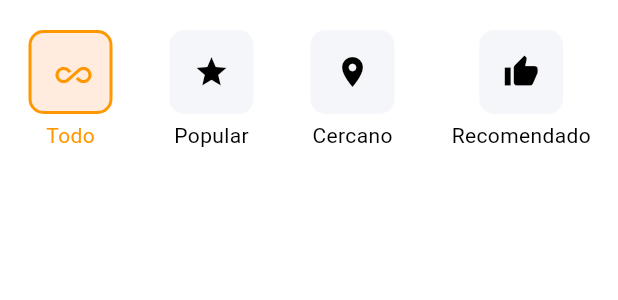
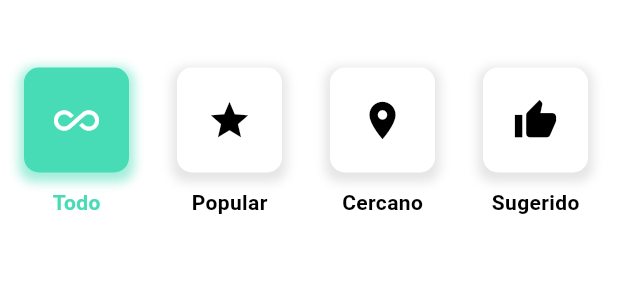
Before and after one commit to soysomon/Pathi_app, a Flutter app: the Categories widget shown alone on an empty page, opened directly, on a phone screen of 412 x 824 dp. Shown: the top 300 px of the screen. Run offline on Flutter 3.47's test engine with Material 3 defaults, Android fonts, the phone set to English and light mode, and no system bars; our stand-ins replace cached_network_image, carousel_slider, flutter_dotenv, flutter_rating_bar, flutter_svg, font_awesome_flutter and 5 more; missing offline and left inert: flutter_braintree; accounts and stored records are empty; network calls fail; statements that could not run were skipped; project files that could hold a hidden picture were left out.

Commit message:
Update category component: change "Recomendado" to "Sugerido", adjust spacing, and enhance styling for better user experience

```diff
--- a/frontend/app_turistica_front/lib/screens/home/components/categories.dart
+++ b/frontend/app_turistica_front/lib/screens/home/components/categories.dart
@@ -13,16 +13,16 @@
     {"icon": Icons.all_inclusive, "text": "Todo"},
     {"icon": Icons.star, "text": "Popular"},
     {"icon": Icons.location_on, "text": "Cercano"},
-    {"icon": Icons.thumb_up, "text": "Recomendado"},
+    {"icon": Icons.thumb_up, "text": "Sugerido"},
   ];
 
   @override
   Widget build(BuildContext context) {
     return Container(
-      margin: const EdgeInsets.only(top: 20), // Añade margen superior
-      width: double.infinity, // Ocupa todo el ancho de la pantalla
+      margin: const EdgeInsets.only(top: 20),
+      width: double.infinity,
       child: SizedBox(
-        height: 100,
+        height: 150,
         child: ListView.builder(
           scrollDirection: Axis.horizontal,
           itemCount: categories.length,
@@ -40,33 +40,42 @@
         });
       },
       child: Container(
-        margin: const EdgeInsets.symmetric(horizontal: 19), // Añade espacio horizontal entre categorías
+        margin: const EdgeInsets.symmetric(horizontal: 16), // Aumenta el espacio entre categorías
         child: Column(
+          mainAxisAlignment: MainAxisAlignment.center,
           children: [
             Container(
               padding: const EdgeInsets.all(16),
-              height: 56,
-              width: 56,
+              height: 70,
+              width: 70,
               decoration: BoxDecoration(
-                color: selectedIndex == index
-                    ? const Color(0xFFFFECDF)
-                    : const Color(0xFFF5F6F9),
+                color: selectedIndex == index ? const Color(0xFF47DCB6) : Colors.white,
+                shape: BoxShape.rectangle,
                 borderRadius: BorderRadius.circular(10),
-                border: selectedIndex == index
-                    ? Border.all(color: Colors.orange, width: 2)
-                    : null,
+                boxShadow: [
+                  BoxShadow(
+                    color: selectedIndex == index
+                        ? const Color(0xFF47DCB6).withOpacity(0.5)
+                        : Colors.black.withOpacity(0.1),
+                    spreadRadius: 3,
+                    blurRadius: 5,
+                    offset: const Offset(0, 3),
+                  ),
+                ],
               ),
               child: Icon(
                 categories[index]["icon"],
-                color: selectedIndex == index ? Colors.orange : Colors.black,
+                color: selectedIndex == index ? Colors.white : Colors.black,
+                size: 30,
               ),
             ),
-            const SizedBox(height: 4),
+            const SizedBox(height: 10),
             Text(
               categories[index]["text"]!,
               textAlign: TextAlign.center,
               style: TextStyle(
-                color: selectedIndex == index ? Colors.orange : Colors.black,
+                color: selectedIndex == index ? const Color(0xFF47DCB6) : Colors.black,
+                fontWeight: FontWeight.bold,
               ),
             ),
           ],
```
